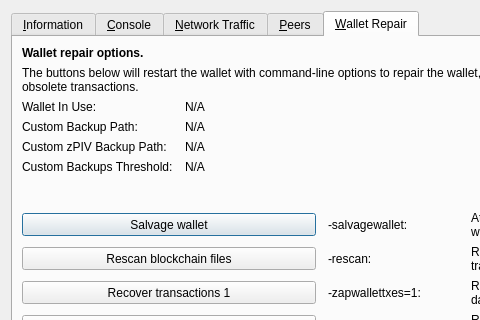
Old version of the form src/qt/forms/rpcconsole.ui in the repository cimelli/RpdSource; both pictures show x 0 to 480 and y 0 to 320 of the 769 by 496 pixel window.
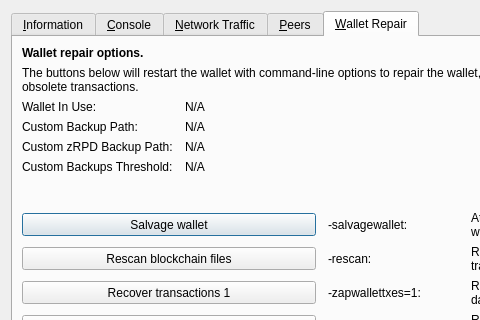
New version of the form. The open tabs and pages were chosen to show the change. Icons and pictures are not drawn. Custom widgets are drawn as their Qt base class.

```diff
--- a/src/qt/forms/rpcconsole.ui
+++ b/src/qt/forms/rpcconsole.ui
@@ -1333,7 +1333,7 @@
           <bool>false</bool>
          </property>
          <property name="text">
-          <string>Custom zPIV Backup Path:</string>
+          <string>Custom zRPD Backup Path:</string>
          </property>
         </widget>
        </item>
```
Left out of the diff: 10 changed lines with no effect on the pictures.
